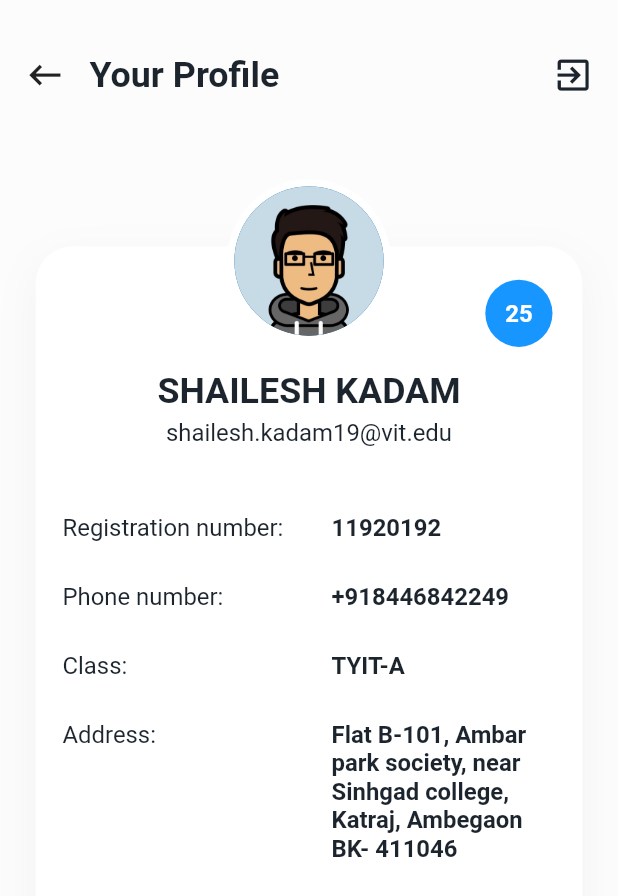
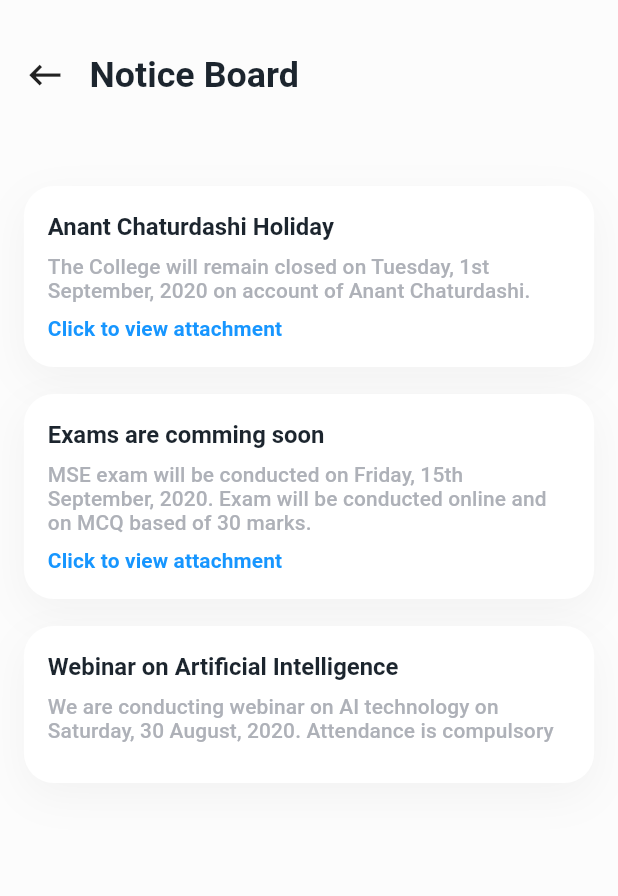
Before and after one commit to dscvitpune/school-app, a Flutter app: the screen it shows after launch, on a phone screen of 412 x 824 dp. Shown: the top 896 px of the screen. Run offline on Flutter 3.47's test engine with Material 2 defaults, Android fonts, the phone set to English and light mode, and no system bars; our stand-ins replace flutter_screenutil, flutter_svg.

Commit message:
Notices Screen is added.

```diff
--- a/lib/main.dart
+++ b/lib/main.dart
@@ -2,6 +2,7 @@ import 'package:flutter/material.dart';
 import 'package:flutter/services.dart';
 import 'package:flutter_screenutil/flutter_screenutil.dart';
 import 'package:schoolApp/screens/app/App.dart';
+import 'package:schoolApp/screens/app/NoticesScreen.dart';
 import 'package:schoolApp/screens/app/ProfileScreen.dart';
 import 'package:schoolApp/screens/auth/LoginScreen.dart';
 import 'package:schoolApp/screens/auth/PhoneVerificationScreen.dart';
@@ -30,6 +31,6 @@ class MyApp extends StatelessWidget {
         systemNavigationBarColor: white,
         systemNavigationBarIconBrightness: Brightness.dark,
         statusBarIconBrightness: Brightness.dark));
-    return ProfileScreen();
+    return NoticesScreen();
   }
 }
--- /dev/null
+++ b/lib/screens/app/NoticesScreen.dart
@@ -0,0 +1,82 @@
+import 'package:flutter/material.dart';
+import 'package:schoolApp/screens/app/widgets/NotificationItem.dart';
+import 'package:schoolApp/utils/constant.dart';
+import 'package:flutter_screenutil/flutter_screenutil.dart';
+
+class NoticesScreen extends StatelessWidget {
+  @override
+  Widget build(BuildContext context) {
+    return SafeArea(
+      child: Scaffold(
+        backgroundColor: backgroundColor,
+        body: Padding(
+          padding: EdgeInsets.only(
+              top: paddingL.h, right: paddingM.w, left: paddingM.w),
+          child: Column(
+            children: [
+              Row(
+                children: [
+                  GestureDetector(
+                    onTap: () {
+                      //TODO: Go Back
+                      print("Go back");
+                    },
+                    child: Icon(
+                      Icons.keyboard_backspace,
+                      size: 28.w,
+                    ),
+                  ),
+                  SizedBox(width: spaceM.w),
+                  Text(
+                    "Notice Board",
+                    style: Theme.of(context).textTheme.headline5.copyWith(
+                          color: black,
+                          fontSize: headline5.ssp,
+                          fontWeight: FontWeight.bold,
+                        ),
+                  ),
+                ],
+              ),
+              SizedBox(
+                height: spaceM.h * 3.h,
+              ),
+              Expanded(
+                child: SingleChildScrollView(
+                  child: Column(
+                    children: [
+                      NotificationItem(
+                        title: "Anant Chaturdashi Holiday",
+                        subtitle:
+                            "The College will remain closed on Tuesday, 1st September, 2020 on account of Anant Chaturdashi.",
+                      ),
+                      SizedBox(
+                        height: spaceM.h,
+                      ),
+                      NotificationItem(
+                        title: "Exams are comming soon",
+                        subtitle:
+                            "MSE exam will be conducted on Friday, 15th September, 2020. Exam will be conducted online and on MCQ based of 30 marks.",
+                      ),
+                      SizedBox(
+                        height: spaceM.h,
+                      ),
+                      NotificationItem(
+                        isAttachmentAvailable: false,
+                        title: "Webinar on Artificial Intelligence",
+                        subtitle:
+                            "We are conducting webinar on AI technology on Saturday, 30 August, 2020. Attendance is compulsory",
+                      ),
+                      SizedBox(
+                        height: spaceM.h,
+                      ),
+                    ],
+                  ),
+                ),
+              )
+            ],
+          ),
+        ),
+      ),
+    );
+  }
+}
--- a/lib/screens/app/widgets/NotificationItem.dart
+++ b/lib/screens/app/widgets/NotificationItem.dart
@@ -4,9 +4,13 @@ import 'package:flutter_screenutil/flutter_screenutil.dart';
 
 class NotificationItem extends StatelessWidget {
   final String title, subtitle;
+  final bool isAttachmentAvailable;
 
   const NotificationItem(
-      {Key key, @required this.title, @required this.subtitle})
+      {Key key,
+      @required this.title,
+      @required this.subtitle,
+      this.isAttachmentAvailable = true})
       : super(key: key);
   @override
   Widget build(BuildContext context) {
@@ -53,14 +57,16 @@ class NotificationItem extends StatelessWidget {
             SizedBox(
               height: spaceS.h,
             ),
-            Text(
+            isAttachmentAvailable
+                ? Text(
                     "Click to view attachment",
                     style: Theme.of(context).textTheme.subtitle2.copyWith(
                           color: primaryColorDark,
                           fontWeight: FontWeight.bold,
                           fontSize: subtitle2.ssp,
                         ),
-            ),
+                  )
+                : Container(),
           ],
         ),
       ),
```
Lines whose indentation alone changed are shown as unchanged.
